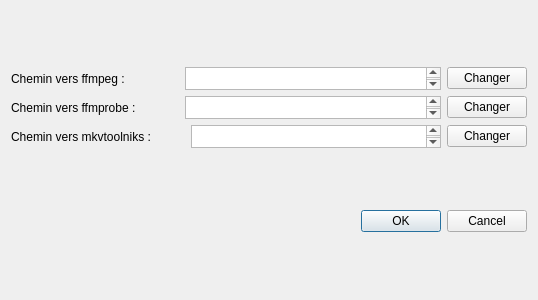
First picture: the form in src/View/ParametersDialog.ui, repository cinemaouvert/OCT, before the edit.
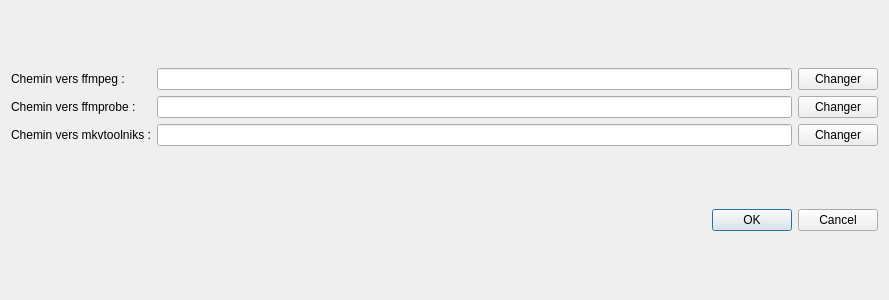
Second picture: the form after the edit.

Diff of the .ui file:
```diff
--- a/src/View/ParametersDialog.ui
+++ b/src/View/ParametersDialog.ui
@@ -6,7 +6,7 @@
    <rect>
     <x>0</x>
     <y>0</y>
-    <width>538</width>
+    <width>889</width>
     <height>300</height>
    </rect>
   </property>
@@ -15,9 +15,9 @@
   </property>
   <layout class="QVBoxLayout" name="verticalLayout">
    <item>
-    <layout class="QVBoxLayout" name="verticalLayout_2">
+    <layout class="QHBoxLayout" name="horizontalLayout_4">
      <item>
-      <layout class="QHBoxLayout" name="horizontalLayout">
+      <layout class="QVBoxLayout" name="verticalLayout_4">
        <item>
         <widget class="QLabel" name="label_2">
          <property name="text">
@@ -26,40 +26,6 @@
         </widget>
        </item>
        <item>
-        <spacer name="horizontalSpacer">
-         <property name="orientation">
-          <enum>Qt::Horizontal</enum>
-         </property>
-         <property name="sizeHint" stdset="0">
-          <size>
-           <width>40</width>
-           <height>20</height>
-          </size>
-         </property>
-        </spacer>
-       </item>
-       <item>
-        <widget class="QTextEdit" name="ffmpegTextEdit">
-         <property name="maximumSize">
-          <size>
-           <width>16777215</width>
-           <height>23</height>
-          </size>
-         </property>
-        </widget>
-       </item>
-       <item>
-        <widget class="QPushButton" name="ffmpegButton">
-         <property name="text">
-          <string>Changer</string>
-         </property>
-        </widget>
-       </item>
-      </layout>
-     </item>
-     <item>
-      <layout class="QHBoxLayout" name="horizontalLayout_3">
-       <item>
         <widget class="QLabel" name="label_3">
          <property name="text">
           <string>Chemin vers ffmprobe :</string>
@@ -67,75 +33,57 @@
         </widget>
        </item>
        <item>
-        <spacer name="horizontalSpacer_2">
-         <property name="orientation">
-          <enum>Qt::Horizontal</enum>
-         </property>
-         <property name="sizeHint" stdset="0">
-          <size>
-           <width>40</width>
-           <height>20</height>
-          </size>
-         </property>
-        </spacer>
-       </item>
-       <item>
-        <widget class="QTextEdit" name="ffprobeTextEdit">
-         <property name="maximumSize">
-          <size>
-           <width>16777215</width>
-           <height>23</height>
-          </size>
-         </property>
-        </widget>
-       </item>
-       <item>
-        <widget class="QPushButton" name="ffmprobeButton">
-         <property name="text">
-          <string>Changer</string>
-         </property>
-        </widget>
-       </item>
-      </layout>
-     </item>
-     <item>
-      <layout class="QHBoxLayout" name="horizontalLayout_2">
-       <item>
         <widget class="QLabel" name="label">
          <property name="text">
           <string>Chemin vers mkvtoolniks :</string>
          </property>
         </widget>
        </item>
+      </layout>
+     </item>
+     <item>
+      <layout class="QVBoxLayout" name="verticalLayout_3">
        <item>
-        <spacer name="horizontalSpacer_3">
-         <property name="orientation">
-          <enum>Qt::Horizontal</enum>
-         </property>
-         <property name="sizeHint" stdset="0">
-          <size>
-           <width>40</width>
-           <height>20</height>
-          </size>
-         </property>
-        </spacer>
+        <layout class="QHBoxLayout" name="horizontalLayout">
+         <item>
+          <widget class="QLineEdit" name="ffmpegTextEdit"/>
+         </item>
+         <item>
+          <widget class="QPushButton" name="ffmpegButton">
+           <property name="text">
+            <string>Changer</string>
+           </property>
+          </widget>
+         </item>
+        </layout>
        </item>
        <item>
-        <widget class="QTextEdit" name="mkvtoolniksTextEdit">
-         <property name="maximumSize">
-          <size>
-           <width>16777215</width>
-           <height>23</height>
-          </size>
-         </property>
-        </widget>
+        <layout class="QHBoxLayout" name="horizontalLayout_3">
+         <item>
+          <widget class="QLineEdit" name="ffprobeTextEdit"/>
+         </item>
+         <item>
+          <widget class="QPushButton" name="ffmprobeButton">
+           <property name="text">
+            <string>Changer</string>
+           </property>
+          </widget>
+         </item>
+        </layout>
        </item>
        <item>
-        <widget class="QPushButton" name="mkvtoolniksButton">
-         <property name="text">
-          <string>Changer</string>
-         </property>
-        </widget>
+        <layout class="QHBoxLayout" name="horizontalLayout_2">
+         <item>
+          <widget class="QLineEdit" name="mkvtoolniksTextEdit"/>
+         </item>
+         <item>
+          <widget class="QPushButton" name="mkvtoolniksButton">
+           <property name="text">
+            <string>Changer</string>
+           </property>
+          </widget>
+         </item>
+        </layout>
        </item>
       </layout>
      </item>
```
